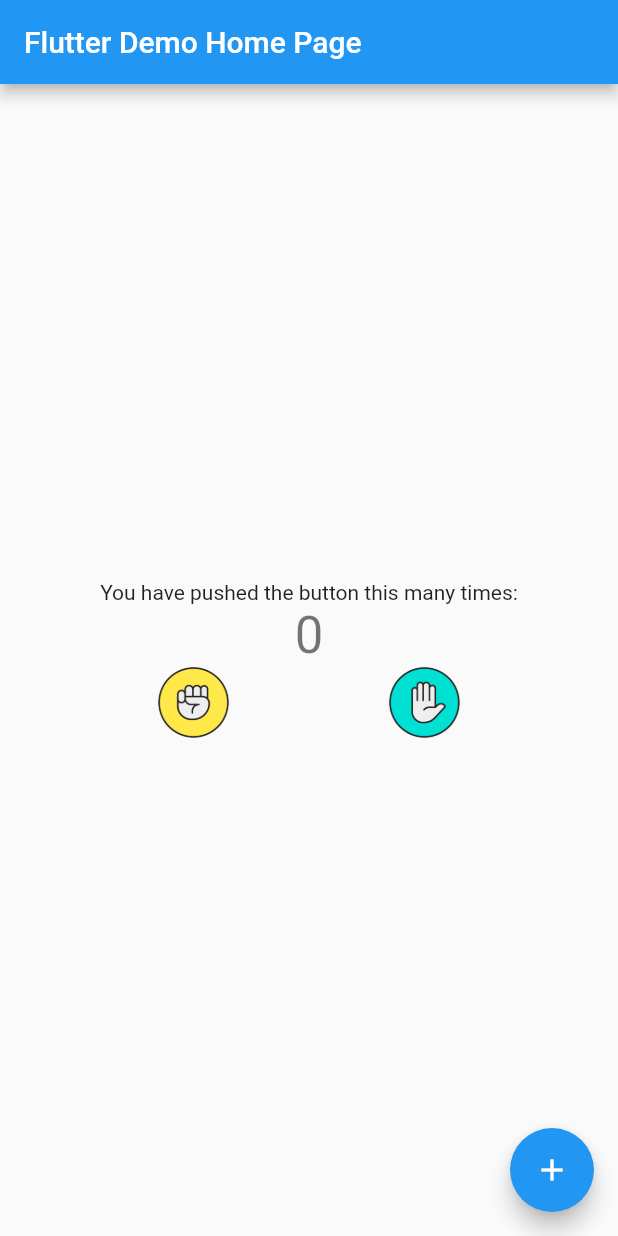
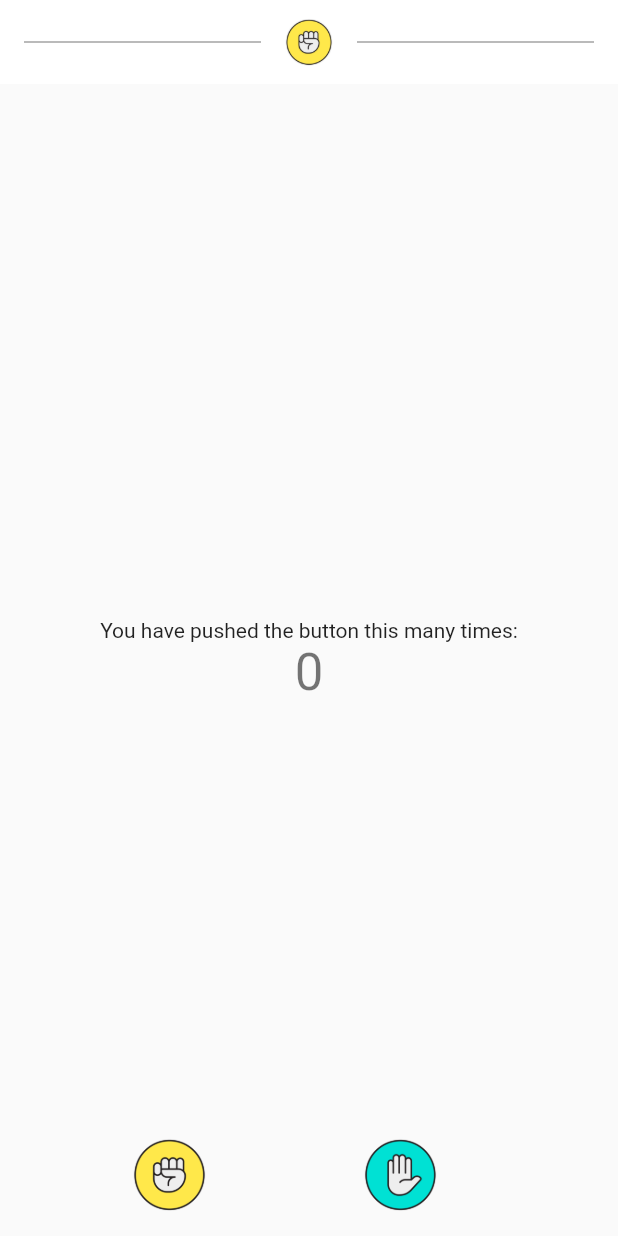
Before and after one commit to gierot/PI_5, a Flutter app: the screen it shows after launch, on a phone screen of 412 x 824 dp. Run offline on Flutter 3.47's test engine with Material 2 defaults, Android fonts, the phone set to English and light mode, and no system bars.

Commit message:
criação do componente do appBar

```diff
--- a/app_vtr/lib/main.dart
+++ b/app_vtr/lib/main.dart
@@ -1,6 +1,7 @@
 import 'package:flutter/material.dart';
 import 'package:app_vtr/perfil/perfil.dart';
 import 'package:app_vtr/buttons.dart';
+import 'package:app_vtr/top.dart';
 
 void main() {
   runApp(const MyApp());
@@ -34,32 +35,15 @@ class MyHomePage extends StatefulWidget {
 class _MyHomePageState extends State<MyHomePage> {
   int _counter = 0;
 
-  void _incrementCounter() {
-    setState(() {
-      _counter++;
-    });
-  }
-  void Open_perfil(){
-    setState(() {
-      Navigator.push(
-        context,
-        MaterialPageRoute(
-          builder: (context) => MyPerfil()
-        )
-      );
-    });
-  }
-
   @override
   Widget build(BuildContext context) {
     return Scaffold(
-      appBar: AppBar(
-        title: Text(widget.title),
-      ),
+      appBar:Top(),
       body: Center(
         child: Column(
           mainAxisAlignment: MainAxisAlignment.center,
           children: <Widget>[
+
             const Text(
               'You have pushed the button this many times:',
             ),
@@ -67,15 +51,10 @@ class _MyHomePageState extends State<MyHomePage> {
               '$_counter',
               style: Theme.of(context).textTheme.headlineMedium,
             ),
-            All_buttons(),
           ],
         ),
       ),
-      floatingActionButton: FloatingActionButton(
-        onPressed: Open_perfil,
-        tooltip: 'Increment',
-        child: const Icon(Icons.add),
-      ),
+      floatingActionButton:All_buttons(),
     );
   }
 }
--- /dev/null
+++ b/app_vtr/lib/top.dart
@@ -0,0 +1,37 @@
+import 'package:flutter/material.dart';
+
+class Top extends PreferredSize {
+
+  Top()
+      : super(
+          preferredSize: Size.fromHeight(56.0),
+          child: AppBar(
+            backgroundColor: Colors.white,
+            elevation: 0,
+            title: Row(
+              mainAxisAlignment: MainAxisAlignment.center,
+              children: [
+                Expanded(
+                  child: Divider(
+                    color: Colors.grey[600],
+                    height: 1.5,
+                  ),
+                ),
+                Padding(
+                  padding: EdgeInsets.symmetric(horizontal: 16),
+                  child: Image.asset(
+                    'imagens/pedra.png',
+                    height: 32,
+                  ),
+                ),
+                Expanded(
+                  child: Divider(
+                    color: Colors.grey[600],
+                    height: 1.5,
+                  ),
+                ),
+              ],
+            ),
+          ),
+        );
+}
```
